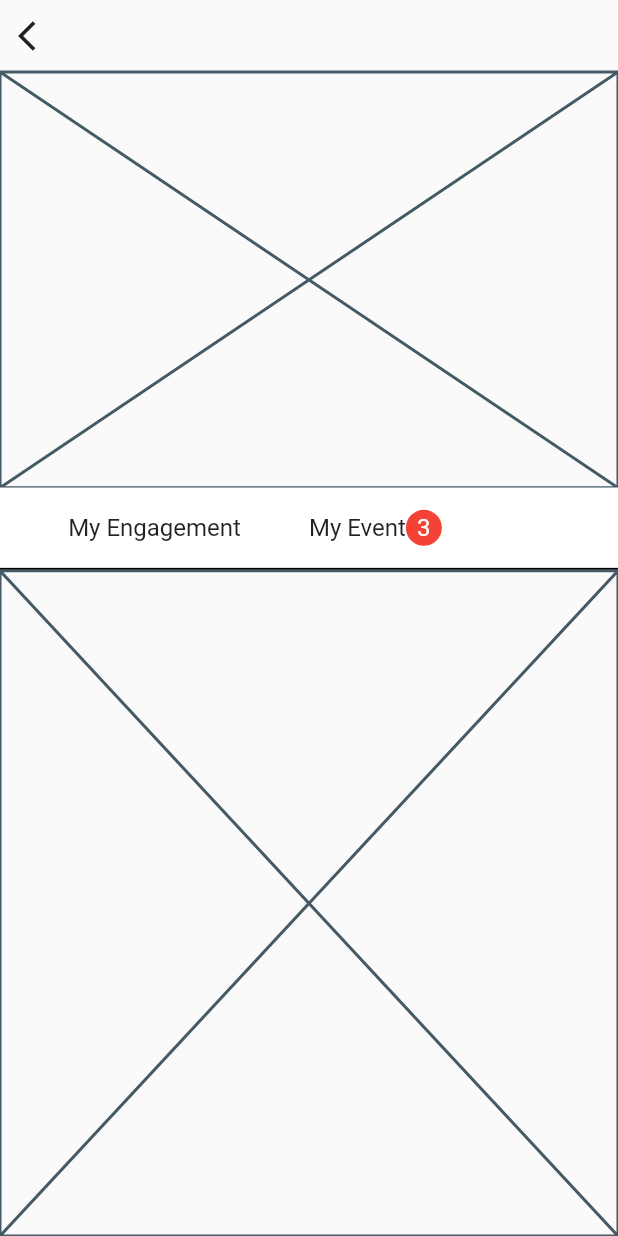
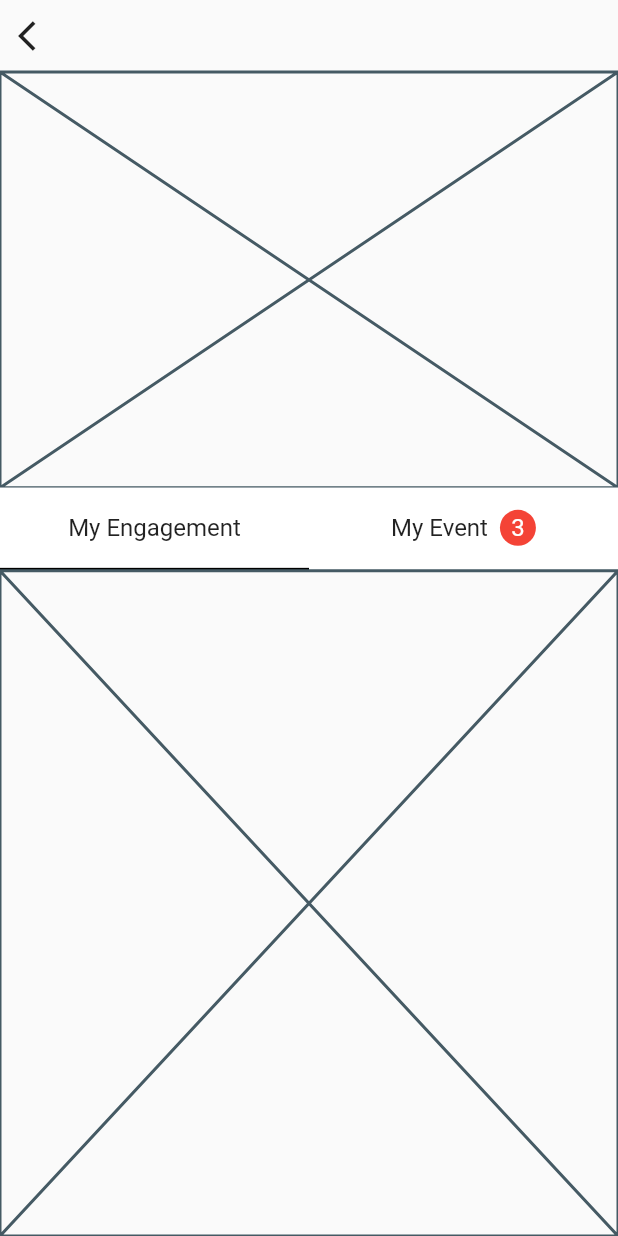
Before and after one commit to JAICHANGPARK/flutter_notebook_11th_story, a Flutter app: the IrysProfilePage screen opened directly, on a phone screen of 412 x 824 dp. Run offline on Flutter 3.47's test engine with Material 2 defaults, Android fonts, the phone set to English and light mode, and no system bars; our stand-ins replace backdrop, badges, flutter_inner_drawer, flutter_slidable, flutter_swiper, google_fonts; network calls fail.

Commit message:
Update irys_profile_page.dart

```diff
--- a/lib/ep727_irys_mobile_app/ui/irys_profile_page.dart
+++ b/lib/ep727_irys_mobile_app/ui/irys_profile_page.dart
@@ -49,10 +49,12 @@ class _IrysProfilePageState extends State<IrysProfilePage> {
                         children: [
                           Spacer(),
                           Row(
+                            mainAxisAlignment: MainAxisAlignment.center,
                             children: [
                               Text("My Event", style: TextStyle(
                                   fontSize: 16
                               ),),
+                              SizedBox(width: 8,),
                               CircleAvatar(
                                 radius: 12,
                                 backgroundColor: Colors.red,
@@ -64,7 +66,7 @@ class _IrysProfilePageState extends State<IrysProfilePage> {
                           Spacer(),
                           Container(
                             height: 2,
-                            color: Colors.black,
+                            color: _tabIndex == 1  ? Colors.black : Colors.transparent,
                           )
                         ],
                       )),
```
